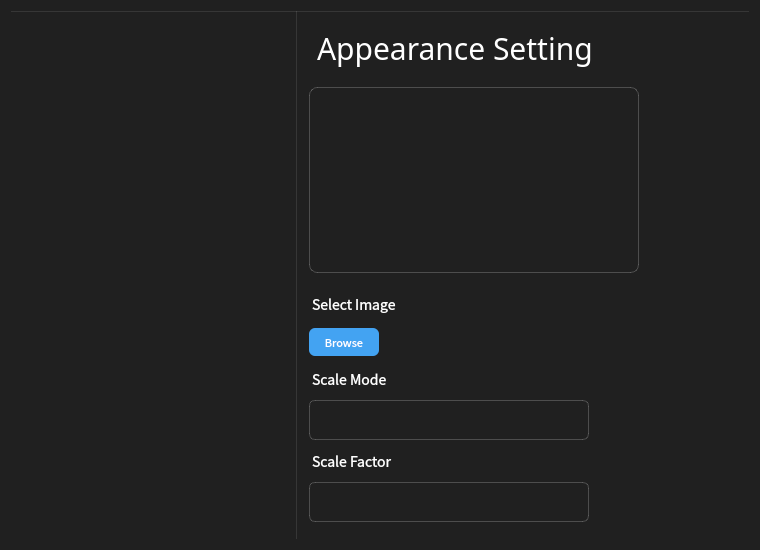
The window that kiran-greeter-setting/greetersetting.ui (openeuler-mirror/kiran-session-guard) describes before a commit, drawn with Qt 5.
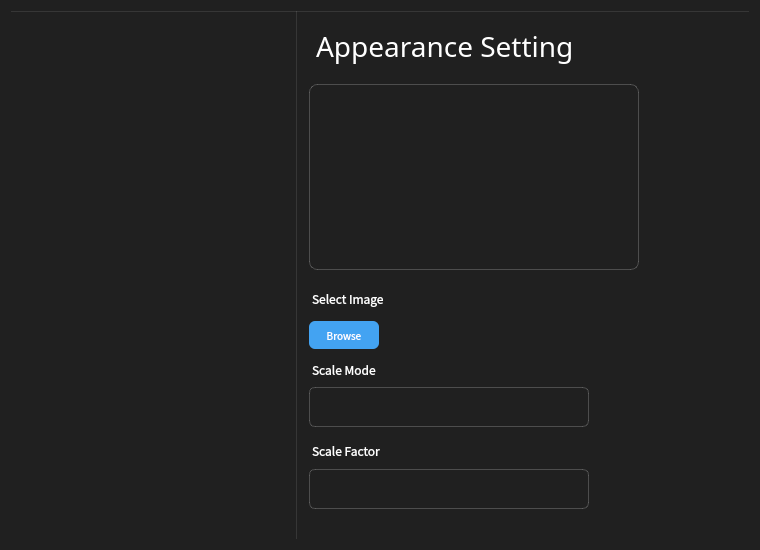
The same window after the commit. The open tabs and pages were chosen to show the change. Icons and pictures are not drawn. Custom widgets are drawn as their Qt base class.

Commit message:
fix(kiran-greeter-settings): add a description that takes effect after restart,modify the appropriate font size
- 添加重启后生效的描述，修改合适的字体大小

Diff of the .ui file:
```diff
--- a/kiran-greeter-setting/greetersetting.ui
+++ b/kiran-greeter-setting/greetersetting.ui
@@ -189,7 +189,7 @@
             <property name="styleSheet">
              <string notr="true">QLabel#label_appearence{
 	font-family:NotoSansCJKsc-Light;
-	font-size:30px;
+	font-size:28px;
 	color:white;
 	margin-bottom:18px;
 }</string>
@@ -232,7 +232,7 @@
             <property name="styleSheet">
              <string notr="true">QLabel#label_selectPix{
 	font-family:NotoSansCJKSC;
-	font-size:14px;
+	font-size:12px;
 	color:white;
 	margin-top:20px;
 }</string>
@@ -264,7 +264,7 @@
 	border:0px;
 	border-radius:6px;
 	font-family:NotoSansCJKSC;
-	font-size:11px;
+	font-size:10px;
 	color:white;
 	margin-top:10px;
 }</string>
@@ -281,10 +281,10 @@
 	width:84px;
 	height:14px;
 	font-family:NotoSansCJKSC;
-	font-size:14px;
+	font-size:12px;
 	color:white;
 	margin-top:15px;
-	margin-bottom:10px;
+	margin-bottom:8px;
 }</string>
             </property>
             <property name="text">
@@ -319,7 +319,7 @@
 	background-color:transparent;
 	color:white;
 	font-family:NotoSansCJKSC;
-	font-size:14px;
+	font-size:12px;
 }
 
 QComboBox:on { 
@@ -410,10 +410,10 @@
 	width:84px;
 	height:14px;
 	font-family:NotoSansCJKSC;
-	font-size:14px;
+	font-size:12px;
 	color:white;
 	margin-top:10px;
-	margin-bottom:10px;
+	margin-bottom:5px;
 }</string>
                </property>
                <property name="text">
@@ -448,7 +448,7 @@
 	background-color:transparent;
 	color:white;
 	font-family:NotoSansCJKSC;
-	font-size:14px;
+	font-size:12px;
 }
 
 QComboBox:on { 
```
Left out of the diff: 20 changed lines with no effect on the pictures. The commit also changes 3 other files.
